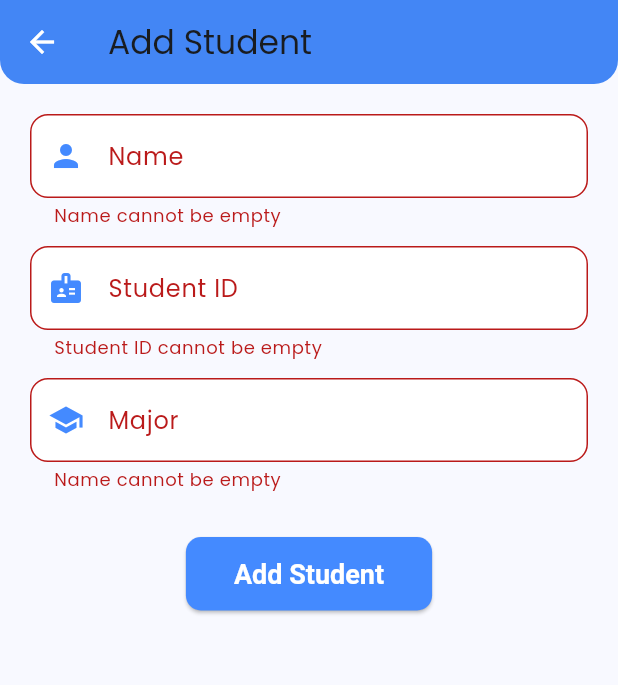
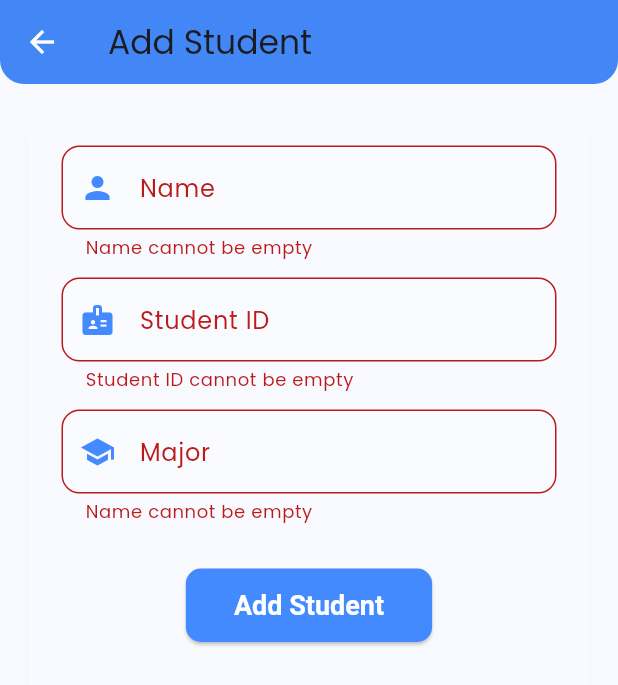
Before and after one commit to mhdthariq/StudentApp, a Flutter app: the AddUpdatePage screen opened directly, after a tap on "Add Student", on a phone screen of 412 x 824 dp. Shown: the top 685 px of the screen. Run offline on Flutter 3.47's test engine with Material 3 defaults, Android fonts, the phone set to English and light mode, and no system bars; our stand-ins replace form_builder_validators, go_router, google_fonts, shared_preferences, sqflite; accounts and stored records are empty.

Commit message:
Add input validation box and change Edit Page to use deepPurpleAccent instead blueAccent

```diff
--- a/lib/screens/add_update_page.dart
+++ b/lib/screens/add_update_page.dart
@@ -1,3 +1,4 @@
+import 'dart:ui';
 import 'package:flutter/material.dart';
 import 'package:provider/provider.dart';
 import '../models/student.dart';
@@ -18,6 +19,7 @@ class _AddUpdatePageState extends State<AddUpdatePage> {
   late TextEditingController _nameController;
   late TextEditingController _studentIdController;
   late TextEditingController _majorController;
+  late Color primaryColor;
 
   @override
   void initState() {
@@ -25,6 +27,7 @@ class _AddUpdatePageState extends State<AddUpdatePage> {
     _nameController = TextEditingController(text: widget.student?.name ?? '');
     _studentIdController = TextEditingController(text: widget.student?.studentId ?? '');
     _majorController = TextEditingController(text: widget.student?.major ?? '');
+    primaryColor = widget.student == null ? Colors.blueAccent : Colors.deepPurpleAccent;
   }
 
   @override
@@ -37,6 +40,19 @@ class _AddUpdatePageState extends State<AddUpdatePage> {
 
   void _saveStudent() {
     if (_formKey.currentState!.validate()) {
+      showDialog(
+        context: context,
+        builder: (context) => AlertDialog(
+          title: Text("Confirm ${widget.student == null ? 'Add' : 'Update'}"),
+          content: Text("Are you sure you want to ${widget.student == null ? 'add' : 'update'} this student?"),
+          actions: [
+            TextButton(
+              onPressed: () => Navigator.pop(context),
+              child: Text("Cancel", style: TextStyle(color: Colors.redAccent)),
+            ),
+            ElevatedButton(
+              onPressed: () {
+                Navigator.pop(context);
                 final student = Student(
                   id: widget.student?.id,
                   name: _nameController.text.trim(),
@@ -51,6 +67,12 @@ class _AddUpdatePageState extends State<AddUpdatePage> {
                   provider.updateStudent(student);
                 }
                 Navigator.pop(context);
+              },
+              child: Text("Confirm"),
+            )
+          ],
+        ),
+      );
     }
   }
 
@@ -63,7 +85,7 @@ class _AddUpdatePageState extends State<AddUpdatePage> {
           icon: Icon(Icons.arrow_back, color: Colors.white),
           onPressed: () => Navigator.pop(context),
         ),
-        backgroundColor: Colors.blueAccent,
+        backgroundColor: primaryColor,
         elevation: 4,
         shape: RoundedRectangleBorder(
           borderRadius: BorderRadius.vertical(bottom: Radius.circular(16)),
@@ -71,6 +93,17 @@ class _AddUpdatePageState extends State<AddUpdatePage> {
       ),
       body: Padding(
         padding: const EdgeInsets.all(20.0),
+        child: ClipRRect(
+          borderRadius: BorderRadius.circular(20),
+          child: BackdropFilter(
+            filter: ImageFilter.blur(sigmaX: 10, sigmaY: 10),
+            child: Container(
+              padding: EdgeInsets.all(20),
+              decoration: BoxDecoration(
+                color: Colors.white.withOpacity(0.2),
+                borderRadius: BorderRadius.circular(20),
+                border: Border.all(color: Colors.white.withOpacity(0.3)),
+              ),
               child: Form(
                 key: _formKey,
                 child: Column(
@@ -84,7 +117,7 @@ class _AddUpdatePageState extends State<AddUpdatePage> {
                     ElevatedButton(
                       onPressed: _saveStudent,
                       style: ElevatedButton.styleFrom(
-                  backgroundColor: Colors.blueAccent,
+                        backgroundColor: primaryColor,
                         foregroundColor: Colors.white,
                         padding: EdgeInsets.symmetric(vertical: 14, horizontal: 32),
                         textStyle: TextStyle(fontSize: 18, fontWeight: FontWeight.bold),
@@ -96,6 +129,9 @@ class _AddUpdatePageState extends State<AddUpdatePage> {
                 ),
               ),
             ),
+          ),
+        ),
+      ),
     );
   }
 
@@ -104,10 +140,10 @@ class _AddUpdatePageState extends State<AddUpdatePage> {
       controller: controller,
       decoration: InputDecoration(
         labelText: label,
-        prefixIcon: Icon(icon, color: Colors.blueAccent),
+        prefixIcon: Icon(icon, color: primaryColor),
         border: OutlineInputBorder(borderRadius: BorderRadius.circular(12)),
         filled: true,
-        fillColor: Colors.white,
+        fillColor: Colors.white.withOpacity(0.2),
       ),
       validator: label == "Student ID" ? Validators.validateStudentId : Validators.validateName,
       keyboardType: isNumber ? TextInputType.number : TextInputType.text,
```
Also changed, not shown: 4 other files. Lines whose indentation alone changed are shown as unchanged.
